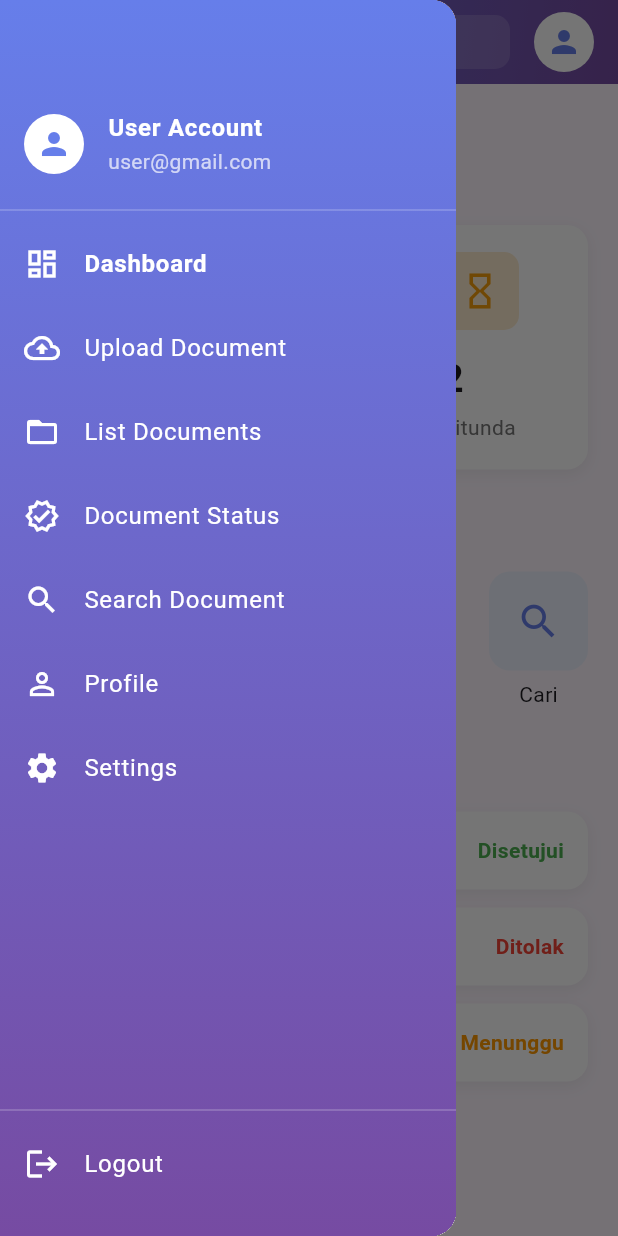
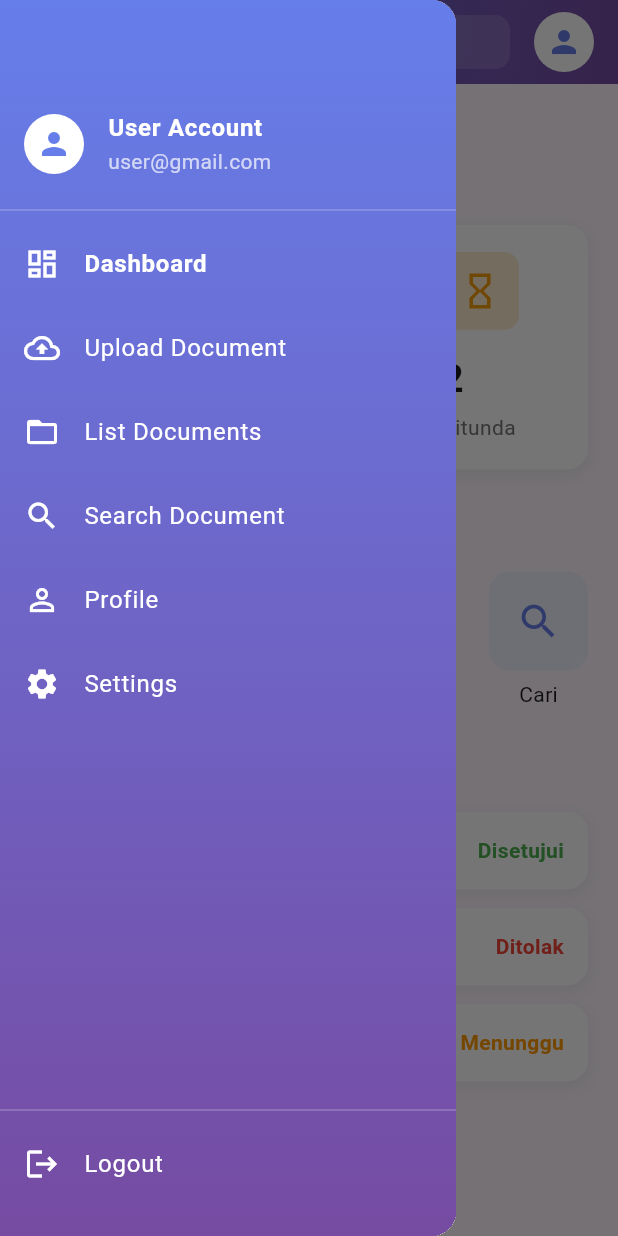
Before and after one commit to Tento03/DMS-App-Flutter, a Flutter app: the UserDashboard screen opened directly, with the side drawer open, on a phone screen of 412 x 824 dp. Run offline on Flutter 3.47's test engine with Material 3 defaults, Android fonts, the phone set to English and light mode, and no system bars; our stand-ins replace file_picker.

Commit message:
user dashboard

```diff
--- a/lib/dashboard/UserDashboard.dart
+++ b/lib/dashboard/UserDashboard.dart
@@ -101,7 +101,6 @@ class _UserDashboardState extends State<UserDashboard> {
               _menuItem(Icons.dashboard_outlined, "Dashboard"),
               _menuItem(Icons.cloud_upload_outlined, "Upload Document"),
               _menuItem(Icons.folder_open, "List Documents"),
-              _menuItem(Icons.verified_outlined, "Document Status"),
               _menuItem(Icons.search, "Search Document"),
               _menuItem(Icons.person_outline, "Profile"),
               _menuItem(Icons.settings, "Settings"),
@@ -247,11 +246,6 @@ class _UserDashboardState extends State<UserDashboard> {
             context,
             MaterialPageRoute(builder: (_) => const ListDocumentsPage()),
           );
-        } else if (title == "Document Status") {
-          Navigator.push(
-            context,
-            MaterialPageRoute(builder: (_) => const AddDocumentPage()),
-          );
         } else if (title == "Search Document") {
           Navigator.push(
             context,
```
